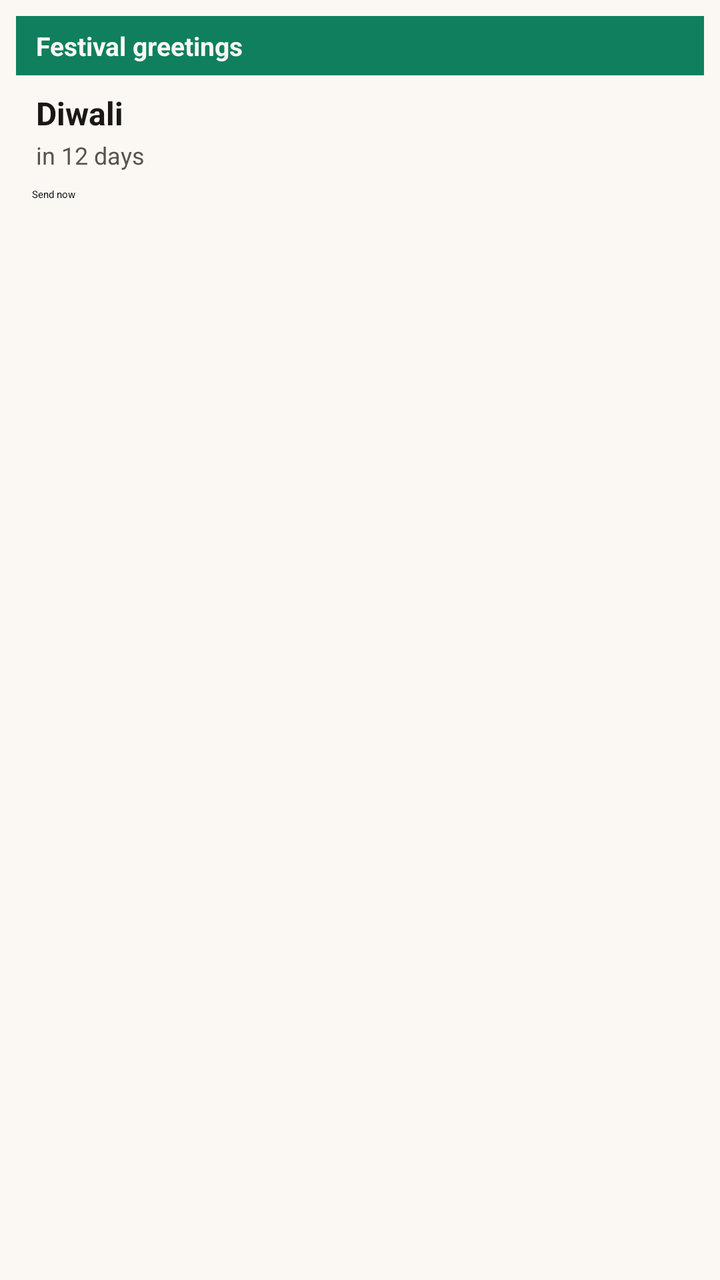
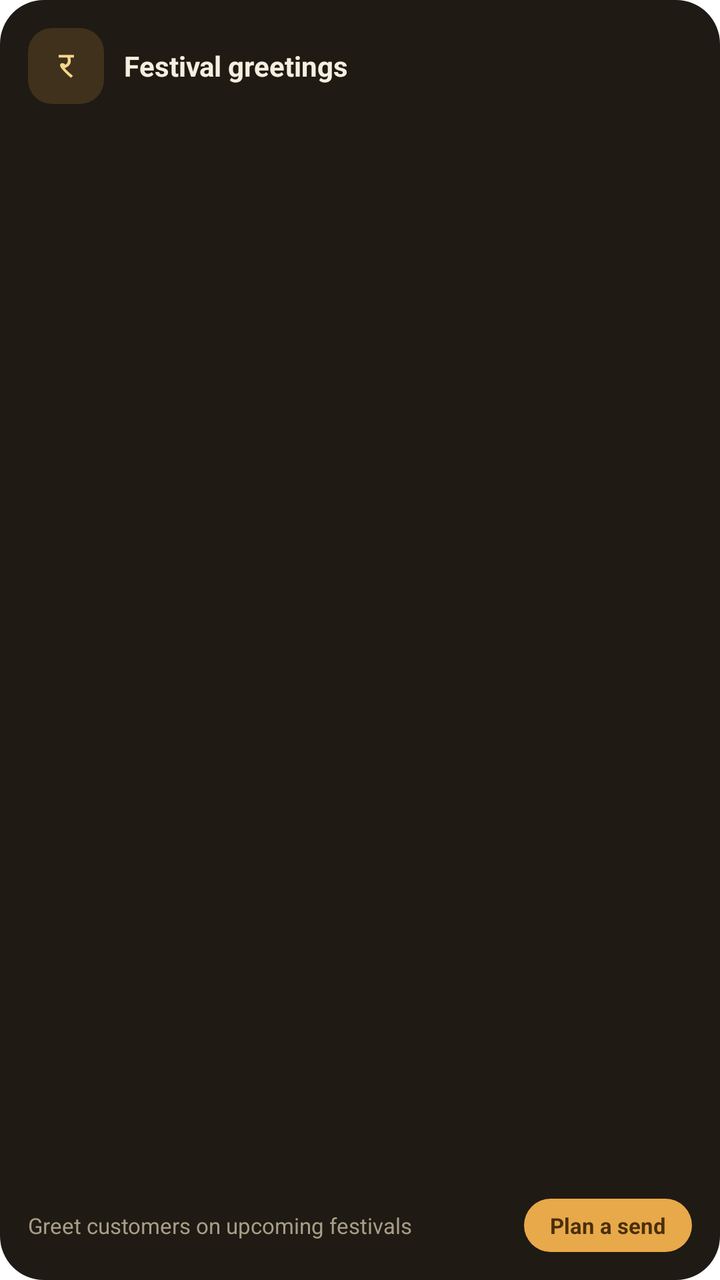

Compare the two renders of this Android layout. The source of the first and the diff that turns it into the second are given below.
<!-- AndroidManifest.xml: application theme Theme.NitiGrow -->
<!-- res/layout/widget_festival_send_preview.xml -->
<?xml version="1.0" encoding="utf-8"?>
<LinearLayout xmlns:android="http://schemas.android.com/apk/res/android"
    android:layout_width="match_parent"
    android:layout_height="match_parent"
    android:orientation="vertical"
    android:background="#FFFBF8F3"
    android:padding="8dp">

    <TextView
        android:layout_width="match_parent"
        android:layout_height="wrap_content"
        android:background="#FF0F7F5E"
        android:paddingStart="10dp"
        android:paddingEnd="10dp"
        android:paddingTop="6dp"
        android:paddingBottom="6dp"
        android:text="Festival greetings"
        android:textColor="#FFFBF8F3"
        android:textSize="13sp"
        android:textStyle="bold" />

    <LinearLayout
        android:layout_width="match_parent"
        android:layout_height="wrap_content"
        android:orientation="vertical"
        android:layout_marginTop="8dp"
        android:paddingStart="10dp"
        android:paddingEnd="10dp">

        <TextView
            android:layout_width="wrap_content"
            android:layout_height="wrap_content"
            android:text="Diwali"
            android:textColor="#FF1A1714"
            android:textSize="16sp"
            android:textStyle="bold" />

        <TextView
            android:layout_width="wrap_content"
            android:layout_height="wrap_content"
            android:layout_marginTop="2dp"
            android:text="in 12 days"
            android:textColor="#FF5A534B"
            android:textSize="12sp" />
    </LinearLayout>

    <Button
        android:layout_width="match_parent"
        android:layout_height="wrap_content"
        android:layout_marginTop="8dp"
        android:layout_marginStart="8dp"
        android:layout_marginEnd="8dp"
        android:text="Send now"
        android:textAllCaps="false" />
</LinearLayout>
<!-- resources referenced by this layout -->
<resources>
  <style name="Theme.NitiGrow" parent="Theme.SplashScreen">
          <item name="windowSplashScreenBackground">@color/splash_bg</item>
          <item name="windowSplashScreenAnimatedIcon">@mipmap/ic_launcher</item>
          <item name="postSplashScreenTheme">@style/Theme.NitiGrow.Main</item>
      </style>
  <color name="splash_bg">#FF0F7F5E</color>
  <style name="Theme.NitiGrow.Main" parent="android:Theme.Material.Light.NoActionBar" />
</resources>

<!-- the commit's change to res/layout/widget_festival_send_preview.xml (unified diff, before → after) -->
@@ -3,53 +3,66 @@
     android:layout_width="match_parent"
     android:layout_height="match_parent"
     android:orientation="vertical"
-    android:background="#FFFBF8F3"
-    android:padding="8dp">
-
-    <TextView
-        android:layout_width="match_parent"
-        android:layout_height="wrap_content"
-        android:background="#FF0F7F5E"
-        android:paddingStart="10dp"
-        android:paddingEnd="10dp"
-        android:paddingTop="6dp"
-        android:paddingBottom="6dp"
-        android:text="Festival greetings"
-        android:textColor="#FFFBF8F3"
-        android:textSize="13sp"
-        android:textStyle="bold" />
+    android:background="@drawable/widget_bg_card_espresso"
+    android:padding="14dp">
 
     <LinearLayout
         android:layout_width="match_parent"
         android:layout_height="wrap_content"
-        android:orientation="vertical"
-        android:layout_marginTop="8dp"
-        android:paddingStart="10dp"
-        android:paddingEnd="10dp">
+        android:orientation="horizontal"
+        android:gravity="center_vertical">
+
+        <TextView
+            android:layout_width="38dp"
+            android:layout_height="38dp"
+            android:background="@drawable/widget_bg_glyph_turmeric"
+            android:gravity="center"
+            android:text="र"
+            android:textColor="#FFF5D78C"
+            android:textSize="18sp" />
 
         <TextView
             android:layout_width="wrap_content"
             android:layout_height="wrap_content"
-            android:text="Diwali"
-            android:textColor="#FF1A1714"
-            android:textSize="16sp"
+            android:layout_marginStart="10dp"
+            android:text="Festival greetings"
+            android:textColor="#FFF5EFDF"
+            android:textSize="14sp"
             android:textStyle="bold" />
+    </LinearLayout>
+
+    <View
+        android:layout_width="match_parent"
+        android:layout_height="0dp"
+        android:layout_weight="1" />
+
+    <LinearLayout
+        android:layout_width="match_parent"
+        android:layout_height="wrap_content"
+        android:orientation="horizontal"
+        android:gravity="center_vertical"
+        android:layout_marginTop="11dp">
+
+        <TextView
+            android:layout_width="0dp"
+            android:layout_height="wrap_content"
+            android:layout_weight="1"
+            android:text="Greet customers on upcoming festivals"
+            android:textColor="#FFA89E87"
+            android:textSize="11sp" />
 
         <TextView
             android:layout_width="wrap_content"
             android:layout_height="wrap_content"
-            android:layout_marginTop="2dp"
-            android:text="in 12 days"
-            android:textColor="#FF5A534B"
-            android:textSize="12sp" />
+            android:layout_marginStart="8dp"
+            android:background="@drawable/widget_bg_pill_turmeric"
+            android:paddingStart="13dp"
+            android:paddingEnd="13dp"
+            android:paddingTop="6dp"
+            android:paddingBottom="6dp"
+            android:text="Plan a send"
+            android:textColor="#FF4A2F0A"
+            android:textSize="11sp"
+            android:textStyle="bold" />
     </LinearLayout>
-
-    <Button
-        android:layout_width="match_parent"
-        android:layout_height="wrap_content"
-        android:layout_marginTop="8dp"
-        android:layout_marginStart="8dp"
-        android:layout_marginEnd="8dp"
-        android:text="Send now"
-        android:textAllCaps="false" />
 </LinearLayout>
<!-- resource entries referenced after the edit -->
@@ -1,5 +1,26 @@
 <!-- resources referenced by this layout -->
 <resources>
+  <!-- drawable widget_bg_card_espresso (drawable) -->
+  <?xml version="1.0" encoding="utf-8"?>
+  <shape xmlns:android="http://schemas.android.com/apk/res/android"
+      android:shape="rectangle">
+      <solid android:color="#FF1F1A14" />
+      <corners android:radius="22dp" />
+  </shape>
+  <!-- drawable widget_bg_glyph_turmeric (drawable) -->
+  <?xml version="1.0" encoding="utf-8"?>
+  <shape xmlns:android="http://schemas.android.com/apk/res/android"
+      android:shape="rectangle">
+      <solid android:color="#29E8A94A" />
+      <corners android:radius="12dp" />
+  </shape>
+  <!-- drawable widget_bg_pill_turmeric (drawable) -->
+  <?xml version="1.0" encoding="utf-8"?>
+  <shape xmlns:android="http://schemas.android.com/apk/res/android"
+      android:shape="rectangle">
+      <solid android:color="#FFE8A94A" />
+      <corners android:radius="999dp" />
+  </shape>
   <style name="Theme.NitiGrow" parent="Theme.SplashScreen">
           <item name="windowSplashScreenBackground">@color/splash_bg</item>
           <item name="windowSplashScreenAnimatedIcon">@mipmap/ic_launcher</item>
